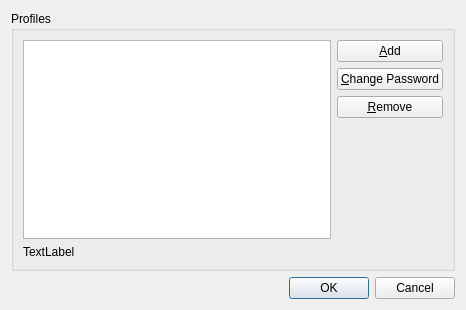
The window that ui/profiledialog.ui (KDE/akonadi-exchange) describes before a commit, drawn with Qt 5.
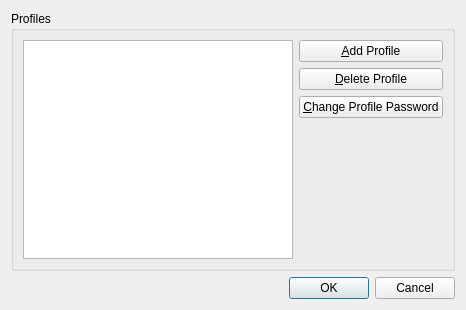
The same window after the commit.

Commit message: Tighten up dialog implementations.

```diff
--- a/ui/profiledialog.ui
+++ b/ui/profiledialog.ui
@@ -13,8 +13,15 @@
   <property name="windowTitle">
    <string>Select Profile</string>
   </property>
-  <layout class="QVBoxLayout" name="verticalLayout_4">
-   <item>
+  <layout class="QGridLayout" name="gridLayout_2">
+   <item row="1" column="1">
+    <widget class="QDialogButtonBox" name="buttonBox">
+     <property name="standardButtons">
+      <set>QDialogButtonBox::Cancel|QDialogButtonBox::Ok</set>
+     </property>
+    </widget>
+   </item>
+   <item row="0" column="0" colspan="2">
     <widget class="QGroupBox" name="groupBox">
      <property name="title">
       <string>Profiles</string>
@@ -23,28 +30,28 @@
       <item>
        <layout class="QHBoxLayout" name="horizontalLayout">
         <item>
-         <widget class="QListWidget" name="profileList"/>
+         <widget class="QListWidget" name="kcfg_ProfileName"/>
         </item>
         <item>
          <layout class="QVBoxLayout" name="verticalLayout">
           <item>
            <widget class="QPushButton" name="btnCreate">
             <property name="text">
-             <string>&amp;Add</string>
-            </property>
-           </widget>
-          </item>
-          <item>
-           <widget class="QPushButton" name="btnUpdate">
-            <property name="text">
-             <string>&amp;Change Password</string>
+             <string>&amp;Add Profile</string>
             </property>
            </widget>
           </item>
           <item>
            <widget class="QPushButton" name="btnDelete">
             <property name="text">
-             <string>&amp;Remove</string>
+             <string>&amp;Delete Profile</string>
+            </property>
+           </widget>
+          </item>
+          <item>
+           <widget class="QPushButton" name="btnUpdate">
+            <property name="text">
+             <string>&amp;Change Profile Password</string>
             </property>
            </widget>
           </item>
@@ -65,23 +72,9 @@
         </item>
        </layout>
       </item>
-      <item>
-       <widget class="QLabel" name="kcfg_ProfileName">
-        <property name="text">
-         <string>TextLabel</string>
-        </property>
-       </widget>
-      </item>
      </layout>
     </widget>
    </item>
-   <item>
-    <widget class="QDialogButtonBox" name="buttonBox">
-     <property name="standardButtons">
-      <set>QDialogButtonBox::Cancel|QDialogButtonBox::Ok</set>
-     </property>
-    </widget>
-   </item>
   </layout>
  </widget>
  <tabstops>
```
Left out of the diff: 6 changed lines with no effect on the pictures. The commit also changes 5 other files.
